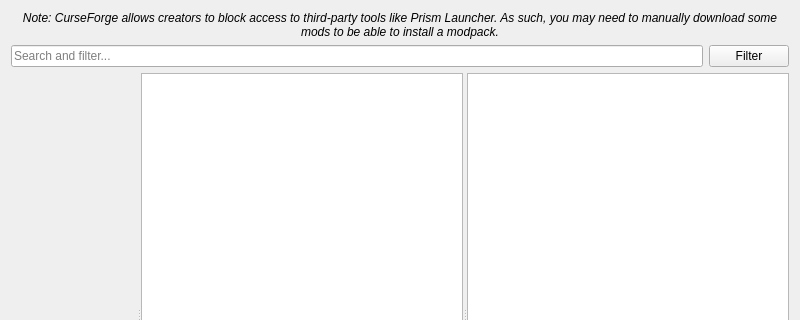
This is launcher/ui/pages/modplatform/flame/FlamePage.ui in mario638/ElectryLauncher as Qt 5 draws it before an edit; both pictures show x 0 to 800 and y 0 to 320 of the 800 by 600 pixel window. The edited form follows.
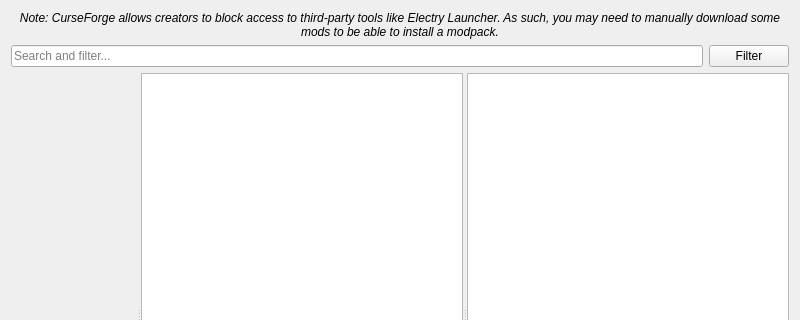
This is the edited form. Custom widgets are drawn as their Qt base class.

```diff
--- a/launcher/ui/pages/modplatform/flame/FlamePage.ui
+++ b/launcher/ui/pages/modplatform/flame/FlamePage.ui
@@ -19,7 +19,7 @@
       </font>
      </property>
      <property name="text">
-      <string>Note: CurseForge allows creators to block access to third-party tools like Prism Launcher. As such, you may need to manually download some mods to be able to install a modpack.</string>
+      <string>Note: CurseForge allows creators to block access to third-party tools like Electry Launcher. As such, you may need to manually download some mods to be able to install a modpack.</string>
      </property>
      <property name="alignment">
       <set>Qt::AlignCenter</set>
```
